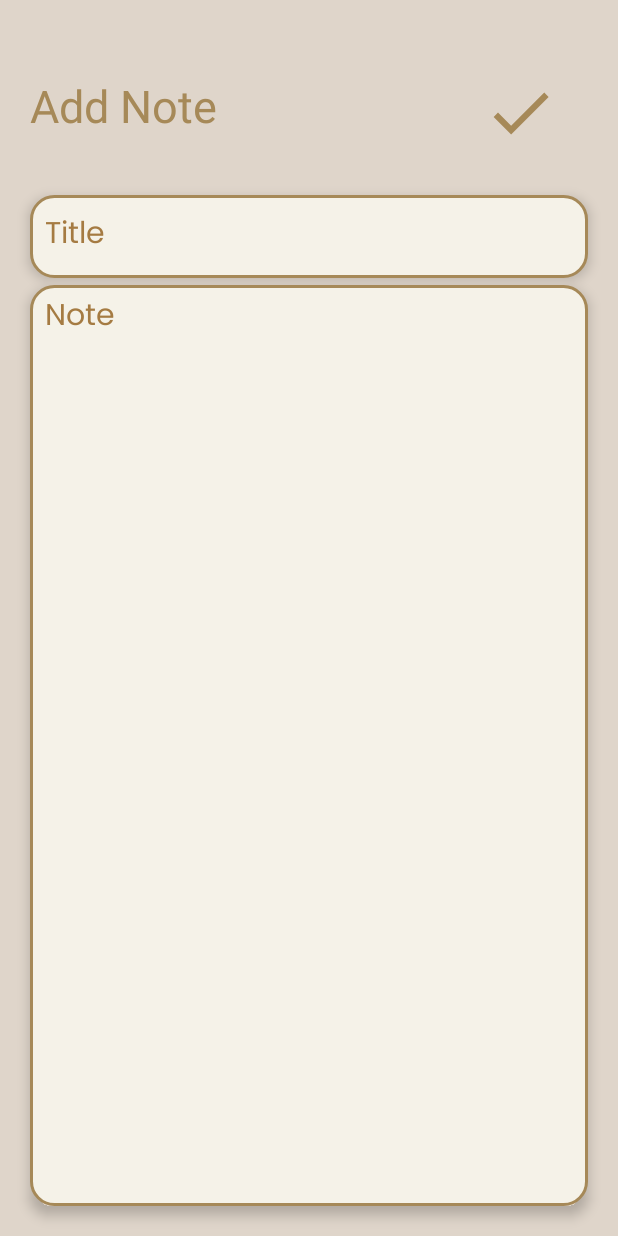
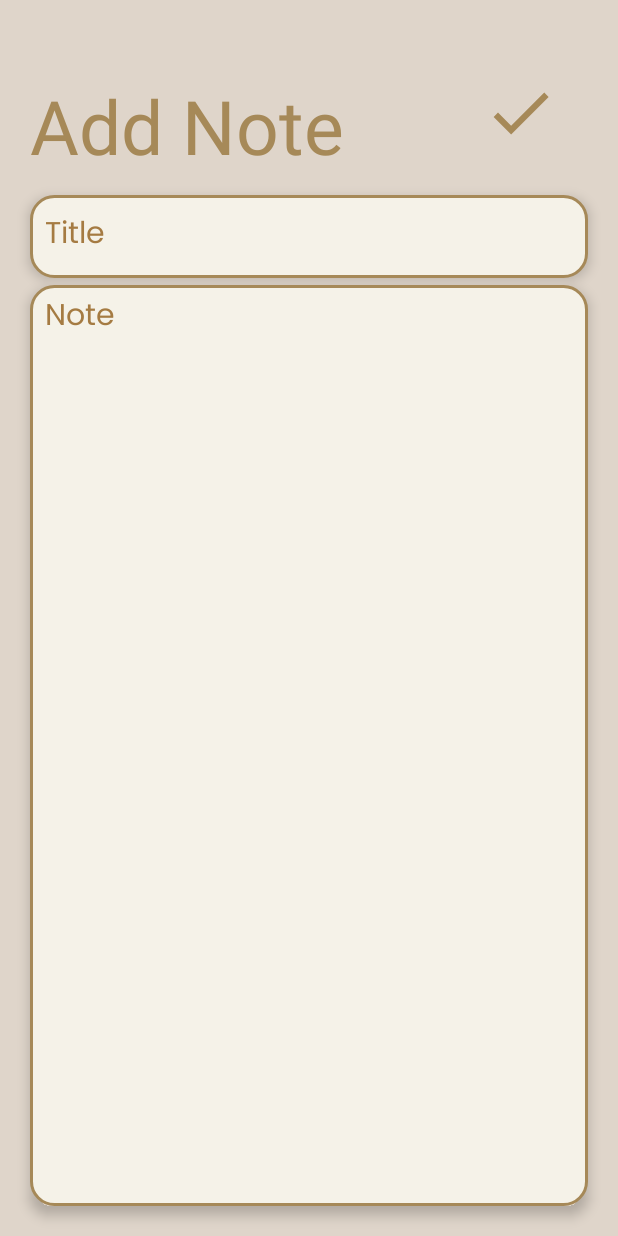
Before and after one commit to Sbilalahmad/My_Importance, an Android app: the AddNoteActivity screen opened directly, with no data from a screen before it, on a phone screen of 412 x 824 dp. Run offline under Robolectric (Android 15) with nearby library versions, the phone set to English and light mode, and no system bars.

Commit message:
add update features

```diff
--- a/app/src/main/res/layout/activity_add_note.xml
+++ b/app/src/main/res/layout/activity_add_note.xml
@@ -29,7 +29,7 @@
         android:layout_marginStart="20dp"
         android:layout_marginTop="50dp"
         android:text="Add Note"
-        android:textSize="30dp"
+        android:textSize="50dp"
         android:textColor="@color/dark_olive_beige"
         tools:ignore="HardcodedText,SpUsage" />
 
--- a/app/src/main/res/layout/activity_update_note.xml
+++ b/app/src/main/res/layout/activity_update_note.xml
@@ -29,7 +29,7 @@
         android:layout_marginStart="20dp"
         android:layout_marginTop="50dp"
         android:text="Edit Note"
-        android:textSize="30dp"
+        android:textSize="50dp"
         android:textColor="@color/dark_olive_beige"
         tools:ignore="HardcodedText,SpUsage" />
 
```
Also changed, not shown: app/src/main/java/com/syed/myimportance/NoteDatabaseHelper.kt (+7 -0 lines), app/src/main/java/com/syed/myimportance/NotesAdapter.kt (+9 -0 lines).
